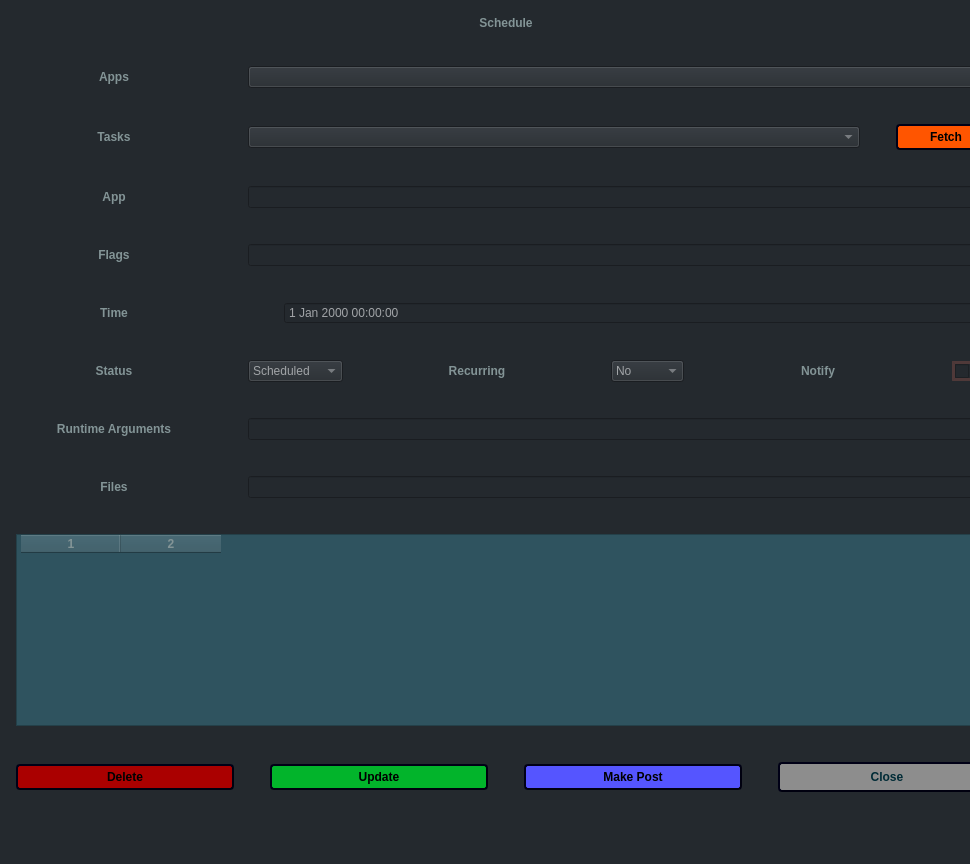
Qt form scheduledialog.ui (StronglogicSolutions/ky_gui) before a commit.
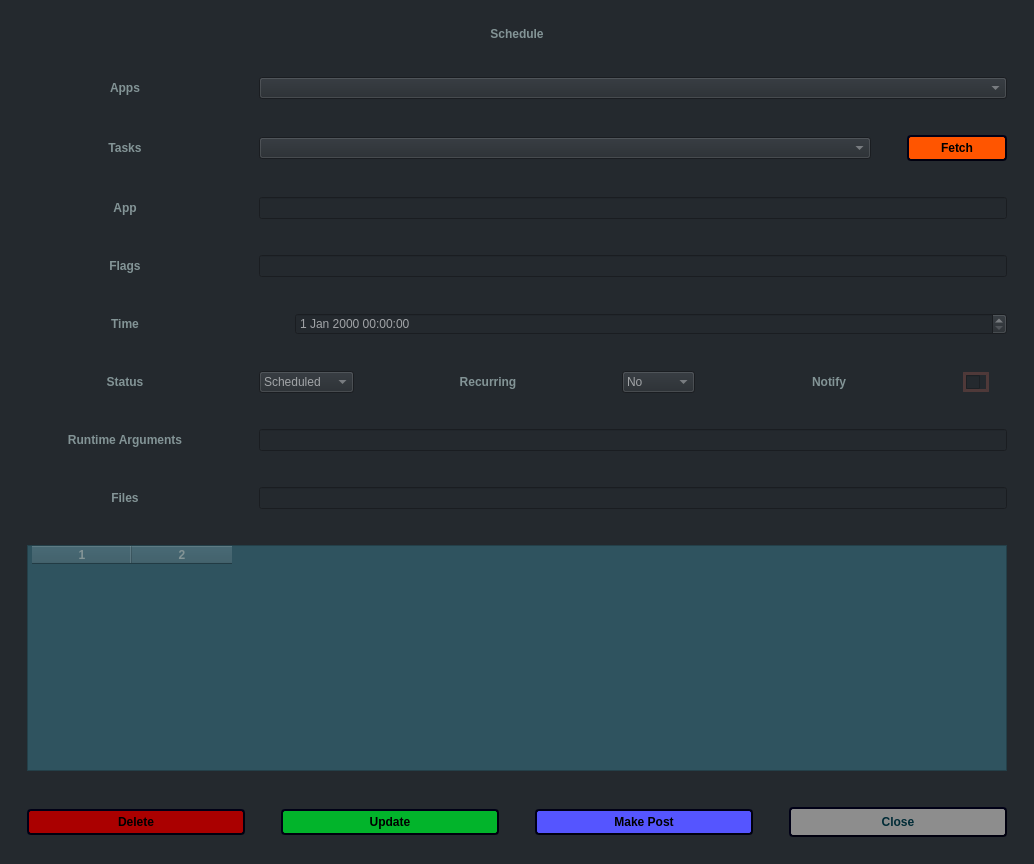
The same form after that commit. Icons and pictures are not drawn.

The edit to the form file:
```diff
--- a/scheduledialog.ui
+++ b/scheduledialog.ui
@@ -21,7 +21,8 @@
    <string notr="true">background-color: rgb(36, 41, 46);
 color: rgb(161, 164, 167);</string>
   </property>
-  <widget class="QWidget" name="">
+  <layout class="QGridLayout" name="gridLayout">
+   <item row="0" column="0">
    <layout class="QVBoxLayout" name="verticalLayout" stretch="0,0,0,0,0,0,0,0,0,0,0">
     <property name="spacing">
      <number>36</number>
@@ -786,7 +787,8 @@
      </layout>
     </item>
    </layout>
-  </widget>
+   </item>
+  </layout>
  </widget>
  <resources>
   <include location="kres.qrc"/>
```
Lines whose indentation alone changed are shown as unchanged.
